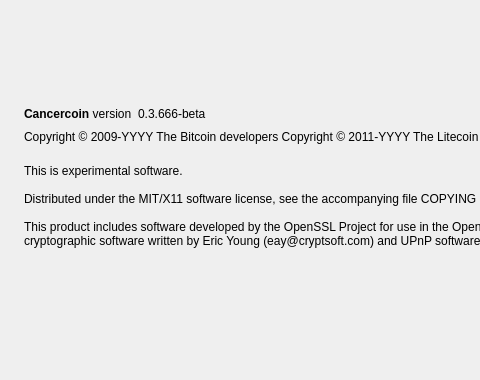
The window that src/qt/forms/aboutdialog.ui (Cancercoin/Cancercoin) describes before a commit, drawn with Qt 5; both pictures show x 0 to 480 and y 0 to 380 of the 784 by 380 pixel window.
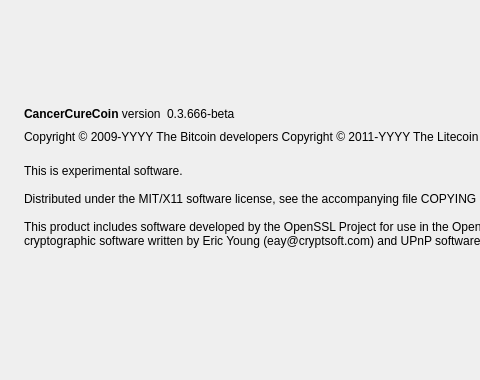
The same window after the commit. Icons and pictures are not drawn.

The edit to the form file:
```diff
--- a/src/qt/forms/aboutdialog.ui
+++ b/src/qt/forms/aboutdialog.ui
@@ -50,7 +50,7 @@
           <cursorShape>IBeamCursor</cursorShape>
          </property>
          <property name="text">
-          <string>&lt;b&gt;Cancercoin&lt;/b&gt; version</string>
+          <string>&lt;b&gt;CancerCureCoin&lt;/b&gt; version</string>
          </property>
          <property name="textInteractionFlags">
           <set>Qt::LinksAccessibleByMouse|Qt::TextSelectableByKeyboard|Qt::TextSelectableByMouse</set>
```
Left out of the diff: 2 changed lines with no effect on the pictures.
